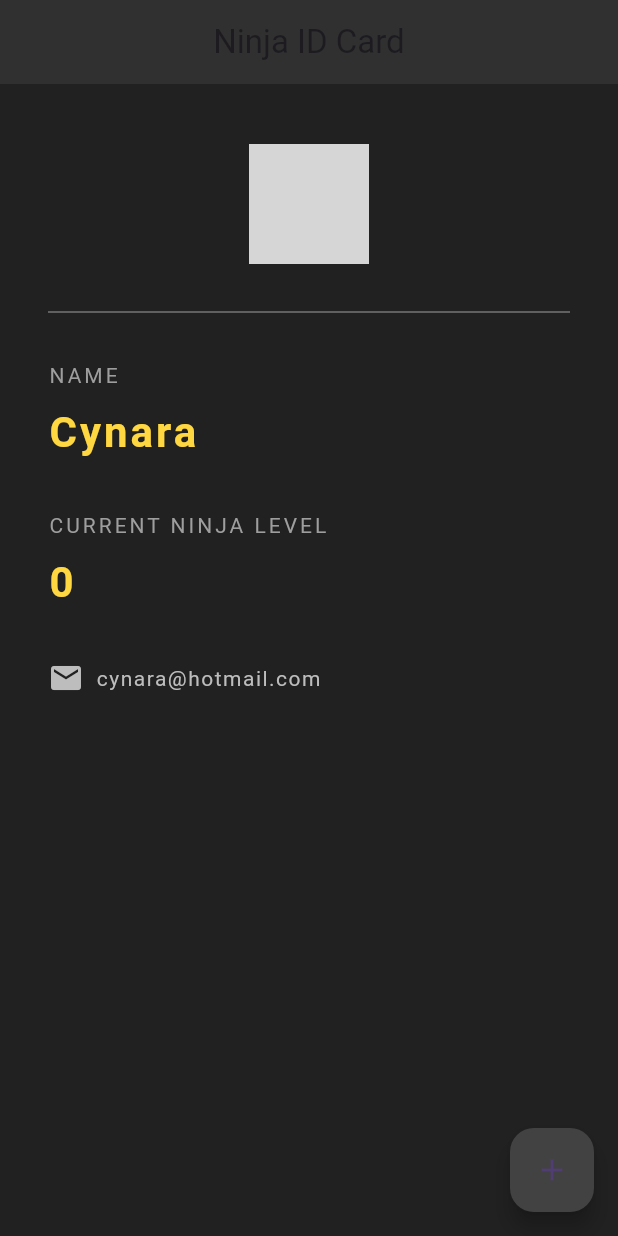
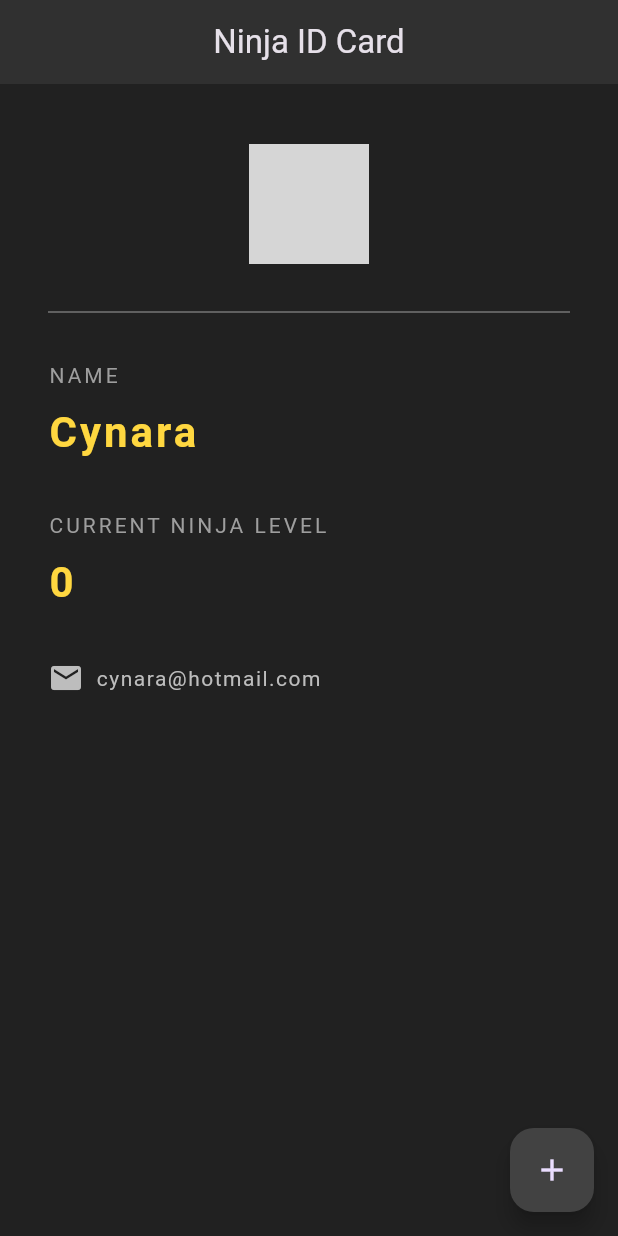
Before and after one commit to CynaraCosta/flutter-init, a Flutter app: the NinjaCard screen opened directly, on a phone screen of 412 x 824 dp. Run offline on Flutter 3.47's test engine with Material 2 defaults, Android fonts, the phone set to English and light mode, and no system bars; our stand-ins replace bloc, bloc_concurrency, device_preview, dio, equatable, flutter_bloc and 5 more; network calls fail; grey boxes are pictures that could not be loaded.

Commit message:
added the theme for colors

```diff
--- a/rick-and-morty/rick_and_morty/lib/home/presentation/widgets/home_widget.dart
+++ b/rick-and-morty/rick_and_morty/lib/home/presentation/widgets/home_widget.dart
@@ -2,6 +2,7 @@ import 'package:flutter/material.dart';
 import 'package:flutter_bloc/flutter_bloc.dart';
 import 'package:rick_and_morty/character/presentation/page/character_page.dart';
 import 'package:rick_and_morty/home/presentation/cubit/navigation_cubit.dart';
+import 'package:rick_and_morty/settings/presentation/page/settings_page.dart';
 
 class HomeWidget extends StatelessWidget {
   HomeWidget({super.key});
@@ -11,7 +12,7 @@ class HomeWidget extends StatelessWidget {
     : const BottomNavigationBarItem(
         icon: Icon(Icons.person), label: 'Characters'),
     const Center(
-      child: Text('Settings Page'),
+      child: SettingsPage(),
     ): const BottomNavigationBarItem(
         icon: Icon(Icons.settings), label: 'Settings')
   };
--- /dev/null
+++ b/rick-and-morty/rick_and_morty/lib/shared/theme/application_theme.dart
@@ -0,0 +1,25 @@
+import 'package:flutter/material.dart';
+import 'package:rick_and_morty/shared/theme/data/app_theme.dart';
+import 'package:rick_and_morty/shared/theme/data/app_theme_model.dart';
+
+class ApplicationTheme {
+  static final themes = {
+    AppTheme.light: AppThemeModel(
+      theme: AppTheme.light,
+      themeData: ThemeData(
+        useMaterial3: true,
+        brightness: Brightness.light,
+        cardTheme: const CardTheme(
+          elevation: 4.0
+        )
+      ),
+    ),
+    AppTheme.dark: AppThemeModel(
+      theme: AppTheme.dark,
+      themeData: ThemeData(
+        useMaterial3: true,
+        brightness: Brightness.dark,
+      ),
+    ),
+  };
+}
--- /dev/null
+++ b/rick-and-morty/rick_and_morty/lib/shared/theme/data/app_theme.dart
@@ -0,0 +1,8 @@
+enum AppTheme {
+  light('Light'),
+  dark('Dark');
+
+  const AppTheme(this.title);
+
+  final String title;
+}
--- /dev/null
+++ b/rick-and-morty/rick_and_morty/lib/shared/theme/data/app_theme_model.dart
@@ -0,0 +1,12 @@
+import 'package:flutter/material.dart';
+import 'package:rick_and_morty/shared/theme/data/app_theme.dart';
+
+class AppThemeModel {
+  AppThemeModel({
+    required this.theme,
+    required this.themeData
+  });
+
+  final AppTheme theme;
+  final ThemeData themeData;
+}
--- a/rick-and-morty/rick_and_morty/pubspec.yaml
+++ b/rick-and-morty/rick_and_morty/pubspec.yaml
@@ -22,6 +22,8 @@ dependencies:
   flutter_bloc: ^8.1.3
   stream_transform: ^2.1.0
   bloc_concurrency: ^0.2.2
+  url_launcher: ^6.1.12
+  device_preview: ^1.1.0
 
 dev_dependencies:
   flutter_test:
```
Also changed, not shown: rick-and-morty/rick_and_morty/lib/main.dart (+11 -5 lines), rick-and-morty/rick_and_morty/lib/presentation/page/character_page.dart (deleted, +0 -17 lines), rick-and-morty/rick_and_morty/lib/settings/presentation/page/settings_page.dart (added, +11 -0 lines), rick-and-morty/rick_and_morty/lib/settings/presentation/widgets/settings_widget.dart (added, +54 -0 lines), rick-and-morty/rick_and_morty/lib/shared/extensions/string_extensions.dart (added, +13 -0 lines), rick-and-morty/rick_and_morty/pubspec.lock, 14 other files.
